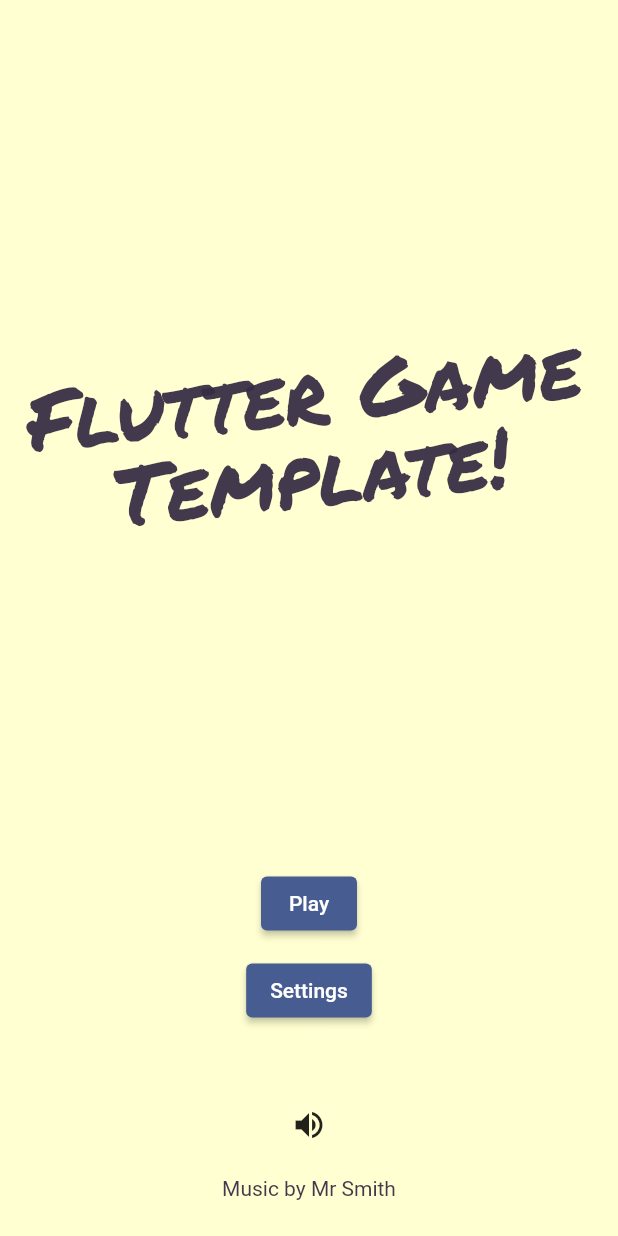
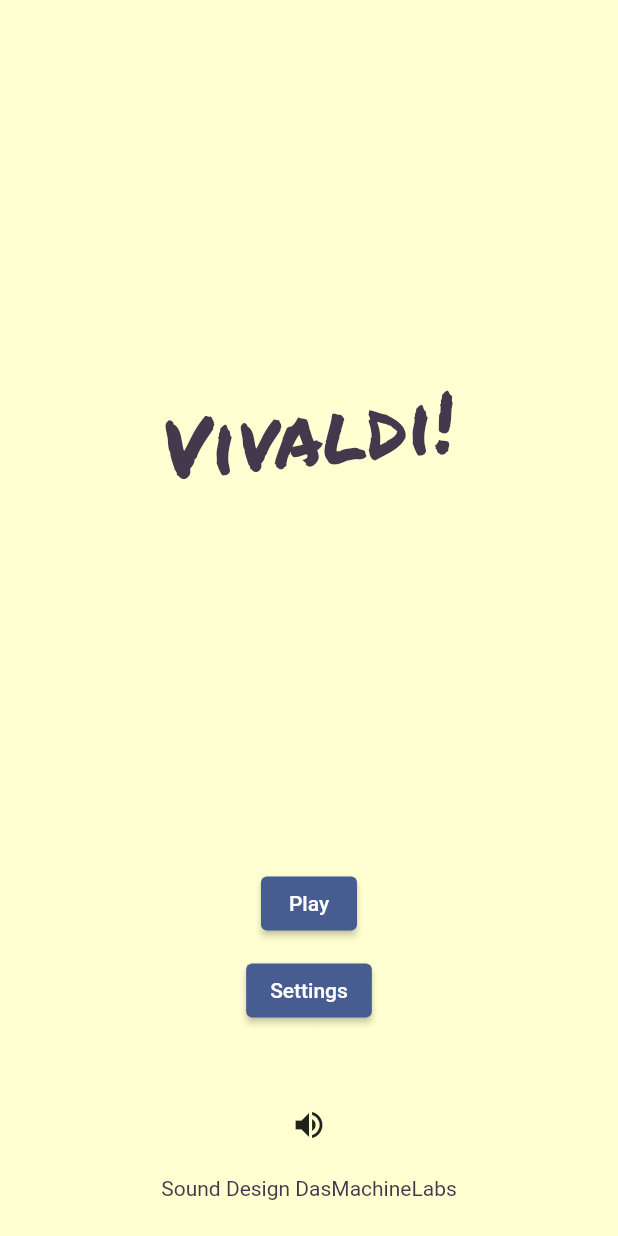
Before and after one commit to arunabhdas/vivaldi, a Flutter app: the screen it shows after launch, on a phone screen of 412 x 824 dp. Run offline on Flutter 3.47's test engine with Material 2 defaults, Android fonts, the phone set to English and light mode, and no system bars; our stand-ins replace audioplayers, firebase_core, firebase_crashlytics, go_router, google_mobile_ads, in_app_purchase and 1 more; missing offline and left inert: games_services; accounts and stored records are empty.

Commit message:
Added Vivaldi game engine

```diff
--- a/vivaldi-game/lib/src/main_menu/main_menu_screen.dart
+++ b/vivaldi-game/lib/src/main_menu/main_menu_screen.dart
@@ -31,7 +31,7 @@
           child: Transform.rotate(
             angle: -0.1,
             child: const Text(
-              'Flutter Game Template!',
+              'Vivaldi!',
               textAlign: TextAlign.center,
               style: TextStyle(
                 fontFamily: 'Permanent Marker',
@@ -88,7 +88,7 @@
               ),
             ),
             _gap,
-            const Text('Music by Mr Smith'),
+            const Text('Sound Design DasMachineLabs'),
             _gap,
           ],
         ),
```
Also changed, not shown: vivaldi-game/pubspec.lock (added), 3 other files.
